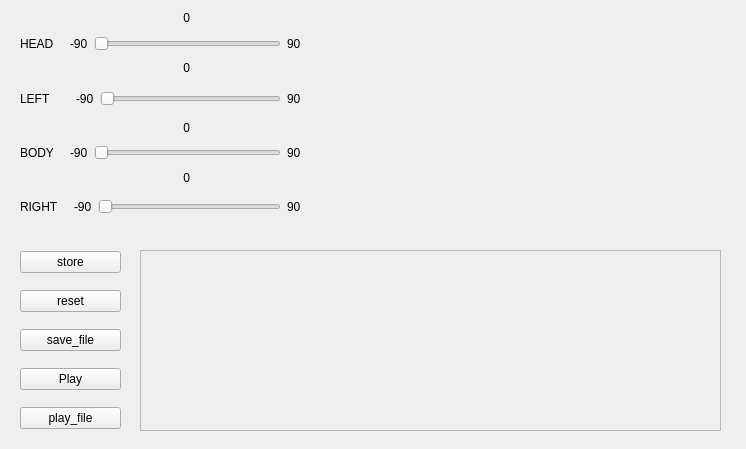
Before: the Qt Designer form ui/SDK.ui in xidi0722/--, drawn with Qt 5.
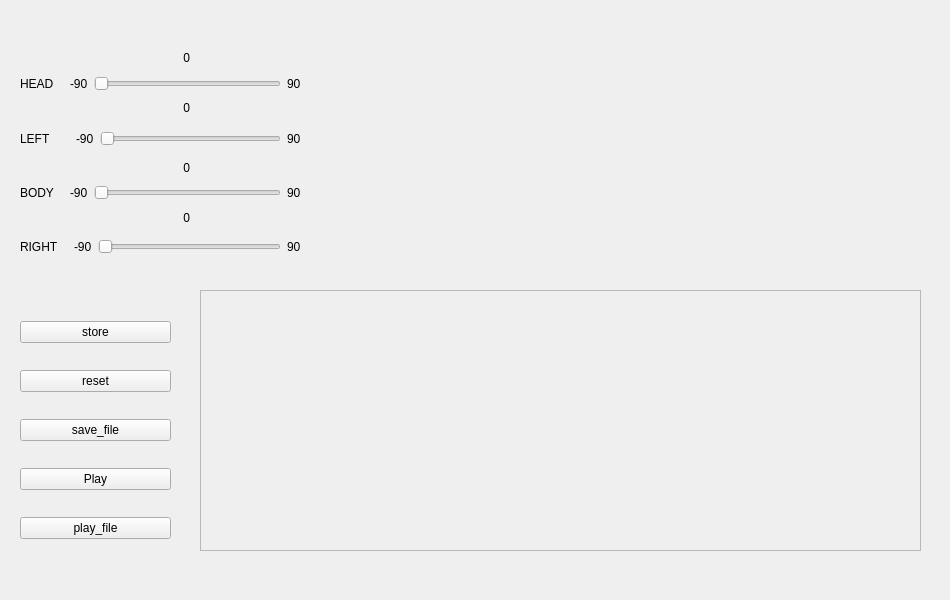
After: the same form once the commit is applied.

The edit to the form file:
```diff
--- a/ui/SDK.ui
+++ b/ui/SDK.ui
@@ -6,8 +6,8 @@
    <rect>
     <x>0</x>
     <y>0</y>
-    <width>746</width>
-    <height>449</height>
+    <width>950</width>
+    <height>600</height>
    </rect>
   </property>
   <property name="windowTitle">
@@ -17,7 +17,7 @@
    <property name="geometry">
     <rect>
      <x>10</x>
-     <y>40</y>
+     <y>80</y>
      <width>271</width>
      <height>41</height>
     </rect>
@@ -26,62 +26,18 @@
   <widget class="QWidget" name="Panda3DContainer" native="true">
    <property name="geometry">
     <rect>
-     <x>300</x>
-     <y>10</y>
-     <width>261</width>
-     <height>231</height>
+     <x>330</x>
+     <y>0</y>
+     <width>281</width>
+     <height>281</height>
     </rect>
    </property>
   </widget>
-  <widget class="QScrollArea" name="capturedImagesScrollArea">
-   <property name="geometry">
-    <rect>
-     <x>140</x>
-     <y>250</y>
-     <width>581</width>
-     <height>181</height>
-    </rect>
-   </property>
-   <property name="widgetResizable">
-    <bool>true</bool>
-   </property>
-   <widget class="QWidget" name="scrollwidget">
-    <property name="geometry">
-     <rect>
-      <x>0</x>
-      <y>0</y>
-      <width>579</width>
-      <height>179</height>
-     </rect>
-    </property>
-    <widget class="QWidget" name="scrollAreaWidgetContents" native="true">
-     <property name="geometry">
-      <rect>
-       <x>20</x>
-       <y>10</y>
-       <width>381</width>
-       <height>161</height>
-      </rect>
-     </property>
-    </widget>
-    <widget class="QWidget" name="horizontalLayoutWidget_2">
-     <property name="geometry">
-      <rect>
-       <x>10</x>
-       <y>0</y>
-       <width>571</width>
-       <height>181</height>
-      </rect>
-     </property>
-     <layout class="QHBoxLayout" name="capturedImagesLayout"/>
-    </widget>
-   </widget>
-  </widget>
   <widget class="QLabel" name="expression_label">
    <property name="geometry">
     <rect>
-     <x>570</x>
-     <y>50</y>
+     <x>630</x>
+     <y>110</y>
      <width>131</width>
      <height>161</height>
     </rect>
@@ -94,9 +50,9 @@
    <property name="geometry">
     <rect>
      <x>20</x>
-     <y>240</y>
-     <width>101</width>
-     <height>201</height>
+     <y>300</y>
+     <width>151</width>
+     <height>261</height>
     </rect>
    </property>
    <layout class="QVBoxLayout" name="verticalLayout">
@@ -141,7 +97,7 @@
    <property name="geometry">
     <rect>
      <x>20</x>
-     <y>20</y>
+     <y>60</y>
      <width>281</width>
      <height>211</height>
     </rect>
@@ -281,7 +237,7 @@
    <property name="geometry">
     <rect>
      <x>180</x>
-     <y>10</y>
+     <y>50</y>
      <width>53</width>
      <height>16</height>
     </rect>
@@ -294,7 +250,7 @@
    <property name="geometry">
     <rect>
      <x>180</x>
-     <y>60</y>
+     <y>100</y>
      <width>53</width>
      <height>16</height>
     </rect>
@@ -307,7 +263,7 @@
    <property name="geometry">
     <rect>
      <x>180</x>
-     <y>120</y>
+     <y>160</y>
      <width>53</width>
      <height>16</height>
     </rect>
@@ -320,7 +276,7 @@
    <property name="geometry">
     <rect>
      <x>180</x>
-     <y>170</y>
+     <y>210</y>
      <width>53</width>
      <height>16</height>
     </rect>
@@ -329,6 +285,45 @@
     <string> 0</string>
    </property>
   </widget>
+  <widget class="QWidget" name="horizontalLayoutWidget_2">
+   <property name="geometry">
+    <rect>
+     <x>200</x>
+     <y>290</y>
+     <width>721</width>
+     <height>261</height>
+    </rect>
+   </property>
+   <layout class="QHBoxLayout" name="capturedImagesLayout">
+    <item>
+     <widget class="QScrollArea" name="capturedImagesScrollArea">
+      <property name="widgetResizable">
+       <bool>true</bool>
+      </property>
+      <widget class="QWidget" name="scrollwidget">
+       <property name="geometry">
+        <rect>
+         <x>0</x>
+         <y>0</y>
+         <width>717</width>
+         <height>257</height>
+        </rect>
+       </property>
+       <widget class="QWidget" name="scrollAreaWidgetContents" native="true">
+        <property name="geometry">
+         <rect>
+          <x>30</x>
+          <y>30</y>
+          <width>671</width>
+          <height>191</height>
+         </rect>
+        </property>
+       </widget>
+      </widget>
+     </widget>
+    </item>
+   </layout>
+  </widget>
   <action name="actionpage">
    <property name="text">
     <string>page</string>
```
